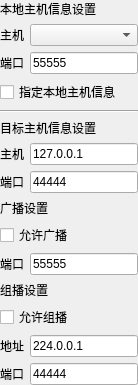
Above: src/udp/SAKUdpDeviceController.ui from x-tools-author/x-tools before the change. Below: the same form after it.
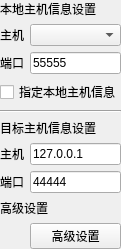
That is the form after the change.

The edit to the form file:
```diff
--- a/src/udp/SAKUdpDeviceController.ui
+++ b/src/udp/SAKUdpDeviceController.ui
@@ -6,8 +6,8 @@
    <rect>
     <x>0</x>
     <y>0</y>
-    <width>138</width>
-    <height>343</height>
+    <width>121</width>
+    <height>219</height>
    </rect>
   </property>
   <property name="windowTitle">
@@ -26,13 +26,20 @@
    <property name="bottomMargin">
     <number>0</number>
    </property>
-   <item row="2" column="0">
-    <widget class="QLabel" name="label_4">
+   <item row="7" column="0">
+    <widget class="QLabel" name="label_2">
      <property name="text">
       <string>端口</string>
      </property>
     </widget>
    </item>
+   <item row="6" column="1">
+    <widget class="QLineEdit" name="targetHostLineEdit">
+     <property name="text">
+      <string>127.0.0.1</string>
+     </property>
+    </widget>
+   </item>
    <item row="3" column="0" colspan="2">
     <widget class="QCheckBox" name="enableLocalSettingCheckBox">
      <property name="text">
@@ -40,13 +47,6 @@
      </property>
     </widget>
    </item>
-   <item row="8" column="0" colspan="2">
-    <widget class="QLabel" name="label_7">
-     <property name="text">
-      <string>广播设置</string>
-     </property>
-    </widget>
-   </item>
    <item row="1" column="0">
     <widget class="QLabel" name="label_3">
      <property name="text">
@@ -54,24 +54,10 @@
      </property>
     </widget>
    </item>
-   <item row="0" column="0" colspan="2">
-    <widget class="QLabel" name="label_5">
+   <item row="9" column="1">
+    <widget class="QPushButton" name="advanceUdpPushButton">
      <property name="text">
-      <string>本地主机信息设置</string>
-     </property>
-    </widget>
-   </item>
-   <item row="6" column="0">
-    <widget class="QLabel" name="label">
-     <property name="text">
-      <string>主机</string>
-     </property>
-    </widget>
-   </item>
-   <item row="11" column="0" colspan="2">
-    <widget class="QLabel" name="label_9">
-     <property name="text">
-      <string>组播设置</string>
+      <string>高级设置</string>
      </property>
     </widget>
    </item>
@@ -82,10 +68,10 @@
      </property>
     </widget>
    </item>
-   <item row="10" column="1">
-    <widget class="QLineEdit" name="broadcastPortLineEdit">
+   <item row="0" column="0" colspan="2">
+    <widget class="QLabel" name="label_5">
      <property name="text">
-      <string notr="true">55555</string>
+      <string>本地主机信息设置</string>
      </property>
     </widget>
    </item>
@@ -99,31 +85,10 @@
      </property>
     </widget>
    </item>
-   <item row="13" column="0">
-    <widget class="QLabel" name="label_10">
+   <item row="6" column="0">
+    <widget class="QLabel" name="label">
      <property name="text">
-      <string>地址</string>
-     </property>
-    </widget>
-   </item>
-   <item row="14" column="0">
-    <widget class="QLabel" name="label_11">
-     <property name="text">
-      <string>端口</string>
-     </property>
-    </widget>
-   </item>
-   <item row="9" column="0" colspan="2">
-    <widget class="QCheckBox" name="broadcastCheckBox">
-     <property name="text">
-      <string>允许广播</string>
-     </property>
-    </widget>
-   </item>
-   <item row="13" column="1">
-    <widget class="QLineEdit" name="multicastAddressLineEdit">
-     <property name="text">
-      <string notr="true">224.0.0.1</string>
+      <string>主机</string>
      </property>
     </widget>
    </item>
@@ -134,20 +99,6 @@
      </property>
     </widget>
    </item>
-   <item row="10" column="0">
-    <widget class="QLabel" name="label_8">
-     <property name="text">
-      <string>端口</string>
-     </property>
-    </widget>
-   </item>
-   <item row="6" column="1">
-    <widget class="QLineEdit" name="targetHostLineEdit">
-     <property name="text">
-      <string>127.0.0.1</string>
-     </property>
-    </widget>
-   </item>
    <item row="4" column="0" colspan="2">
     <widget class="Line" name="line">
      <property name="orientation">
@@ -155,24 +106,17 @@
      </property>
     </widget>
    </item>
-   <item row="14" column="1">
-    <widget class="QLineEdit" name="multicastPortLineEdit">
-     <property name="text">
-      <string notr="true">44444</string>
-     </property>
-    </widget>
-   </item>
-   <item row="7" column="0">
-    <widget class="QLabel" name="label_2">
+   <item row="2" column="0">
+    <widget class="QLabel" name="label_4">
      <property name="text">
       <string>端口</string>
      </property>
     </widget>
    </item>
-   <item row="12" column="0" colspan="2">
-    <widget class="QCheckBox" name="multicastCheckBox">
+   <item row="8" column="0" colspan="2">
+    <widget class="QLabel" name="label_7">
      <property name="text">
-      <string>允许组播</string>
+      <string>高级设置</string>
      </property>
     </widget>
    </item>
```
